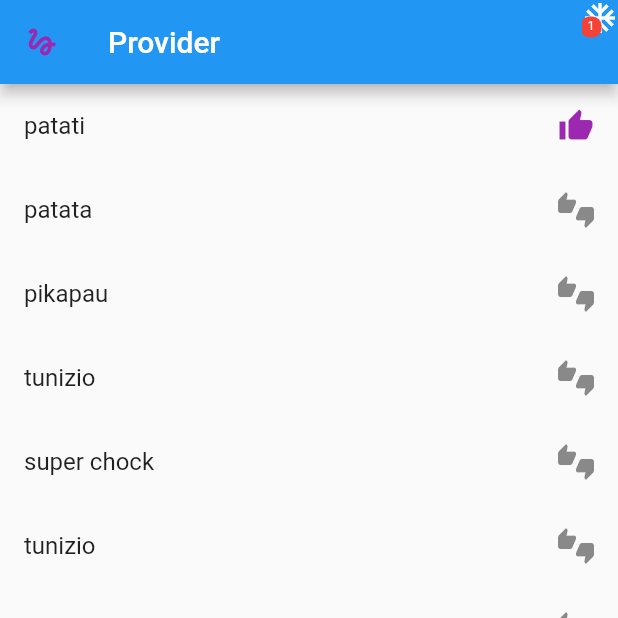
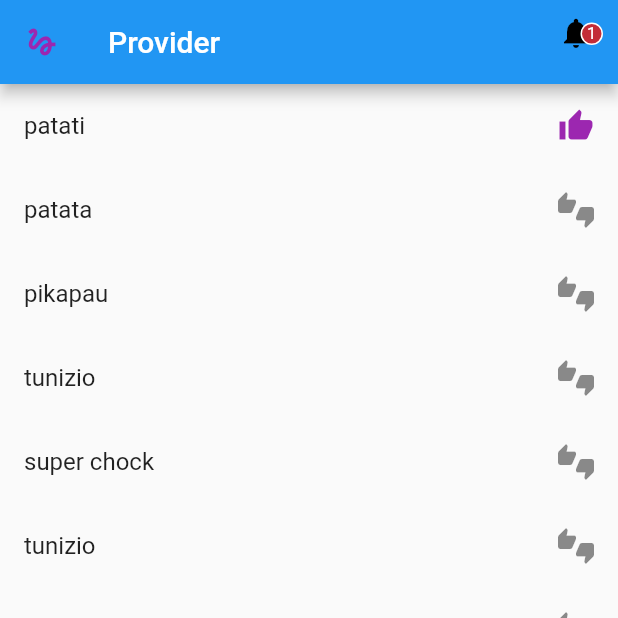
Before and after one commit to anderson-fruhauf/curso-flutter, a Flutter app: the screen it shows after launch, on a phone screen of 412 x 824 dp, the top half of it. Run offline on Flutter 3.47's test engine with Material 2 defaults, Android fonts, the phone set to English and light mode, and no system bars.

Commit message:
uso de provider notification

```diff
--- a/lib/pages/heroes.page.dart
+++ b/lib/pages/heroes.page.dart
@@ -14,6 +14,7 @@ class HeroApp extends StatelessWidget {
         ),
       ],
       child: MaterialApp(
+        debugShowCheckedModeBanner: false,
         title: 'Flutter Demo',
         theme: ThemeData(
           primarySwatch: Colors.blue,
@@ -60,6 +61,7 @@ class _MyHomePageState extends State<MyHeroPage> {
 
   @override
   Widget build(BuildContext context) {
+    print("Refez a tela");
     return Scaffold(
         appBar: AppBar(
           title: Text('Provider'),
@@ -68,44 +70,45 @@ class _MyHomePageState extends State<MyHeroPage> {
             color: Colors.purple,
           ),
           actions: <Widget>[
-            new Stack(
-              children: <Widget>[
+            Padding(
+              padding: EdgeInsets.all(10),
+              child: Stack(
+                children: [
                   Icon(
-                  Icons.ac_unit,
+                    Icons.notifications,
+                    color: Colors.black,
                   ),
-                // Consumer<HeroesController>(
-                //  builder: (context, heroController, widget) {
-                //   return Text(
-                //    "${heroController.heroes.where((i) => i.isFavorite).length}",
-                //    style: TextStyle(color: Colors.red, fontSize: 22),
-                //  );
-                // },
-                // ),
-                new Positioned(
-                  right: 11,
-                  top: 11,
-                  child: new Container(
-                    padding: EdgeInsets.all(2),
-                    decoration: new BoxDecoration(
-                      color: Colors.red,
-                      borderRadius: BorderRadius.circular(6),
-                    ),
-                    constraints: BoxConstraints(
-                      minWidth: 14,
-                      minHeight: 14,
-                    ),
+                  Container(
+                    width: 30,
+                    height: 30,
+                    alignment: Alignment.topRight,
+                    margin: EdgeInsets.only(top: 5),
+                    child: Container(
+                      width: 15,
+                      height: 15,
+                      decoration: BoxDecoration(
+                          shape: BoxShape.circle,
+                          color: Color(0xffc32c37),
+                          border: Border.all(color: Colors.white, width: 1)),
+                      child: Padding(
+                        padding: const EdgeInsets.all(0.0),
+                        child: Center(
                           child: Consumer<HeroesController>(
                             builder: (context, heroController, widget) {
                               return Text(
                                 "${heroController.heroes.where((i) => i.isFavorite).length}",
-                          style: TextStyle(color: Colors.white, fontSize: 8),
+                                style: TextStyle(
+                                    color: Colors.white, fontSize: 11),
                                 textAlign: TextAlign.center,
                               );
                             },
                           ),
                         ),
                       ),
+                    ),
+                  ),
                 ],
+              ),
             ),
           ],
         ),
```
Lines whose indentation alone changed are shown as unchanged.
